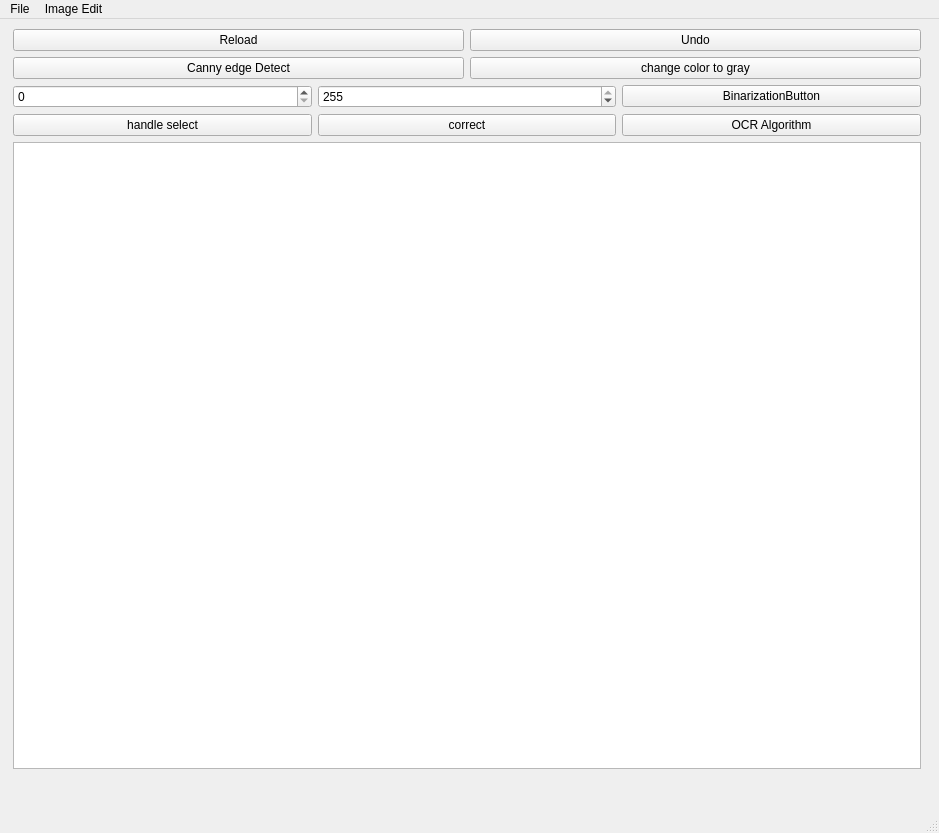
Old version of the form neoMainWindow.ui in the repository PillVic/ImageManager.
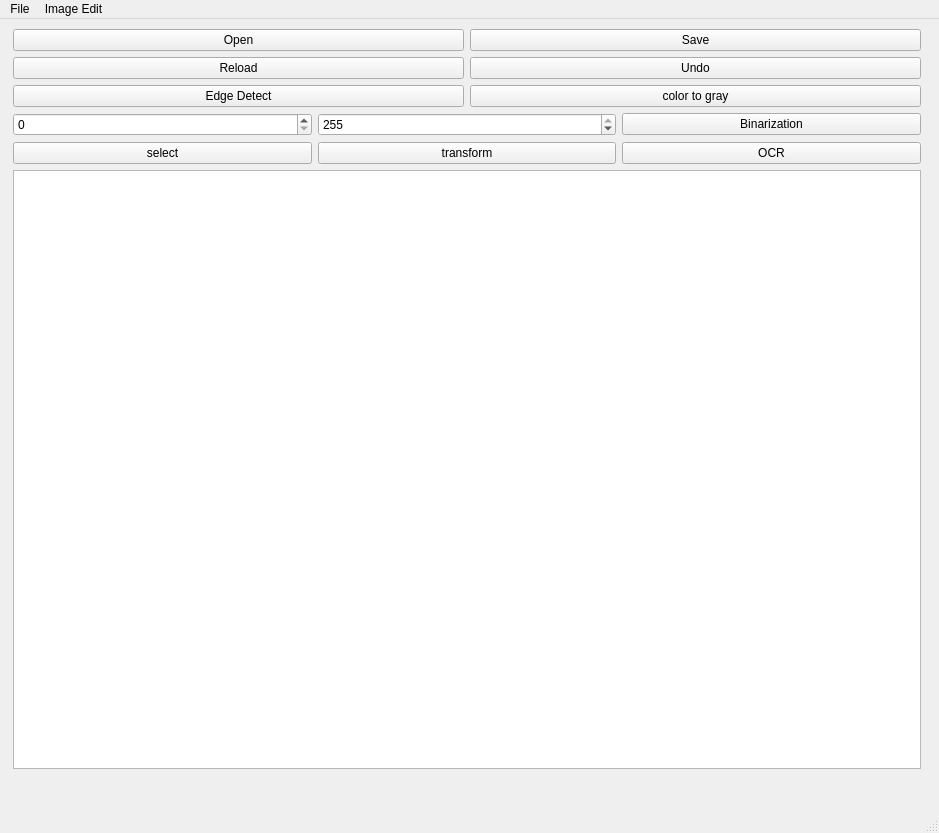
New version of the form. Icons and pictures are not drawn. Custom widgets are drawn as their Qt base class.

Patch:
```diff
--- a/neoMainWindow.ui
+++ b/neoMainWindow.ui
@@ -39,6 +39,24 @@
      </item>
      <item>
       <layout class="QVBoxLayout" name="verticalLayout_3">
+       <item>
+        <layout class="QHBoxLayout" name="horizontalLayout">
+         <item>
+          <widget class="QPushButton" name="openButton">
+           <property name="text">
+            <string>Open</string>
+           </property>
+          </widget>
+         </item>
+         <item>
+          <widget class="QPushButton" name="saveButton">
+           <property name="text">
+            <string>Save</string>
+           </property>
+          </widget>
+         </item>
+        </layout>
+       </item>
        <item>
         <layout class="QHBoxLayout" name="horizontalLayout_9">
          <item>
@@ -62,14 +80,14 @@
          <item>
           <widget class="QPushButton" name="edgeDecButton">
            <property name="text">
-            <string>Canny edge Detect</string>
+            <string>Edge Detect</string>
            </property>
           </widget>
          </item>
          <item>
           <widget class="QPushButton" name="grayButton">
            <property name="text">
-            <string>change color to gray</string>
+            <string>color to gray</string>
            </property>
           </widget>
          </item>
@@ -102,7 +120,7 @@
            <item>
             <widget class="QPushButton" name="binarizationButton">
              <property name="text">
-              <string>BinarizationButton</string>
+              <string>Binarization</string>
              </property>
             </widget>
            </item>
@@ -115,21 +133,21 @@
          <item>
           <widget class="QPushButton" name="handleSelectButton">
            <property name="text">
-            <string>handle select</string>
+            <string>select</string>
            </property>
           </widget>
          </item>
          <item>
           <widget class="QPushButton" name="correctButton">
            <property name="text">
-            <string>correct</string>
+            <string>transform</string>
            </property>
           </widget>
          </item>
          <item>
           <widget class="QPushButton" name="ocrButton">
            <property name="text">
-            <string>OCR Algorithm</string>
+            <string>OCR</string>
            </property>
           </widget>
          </item>
```
